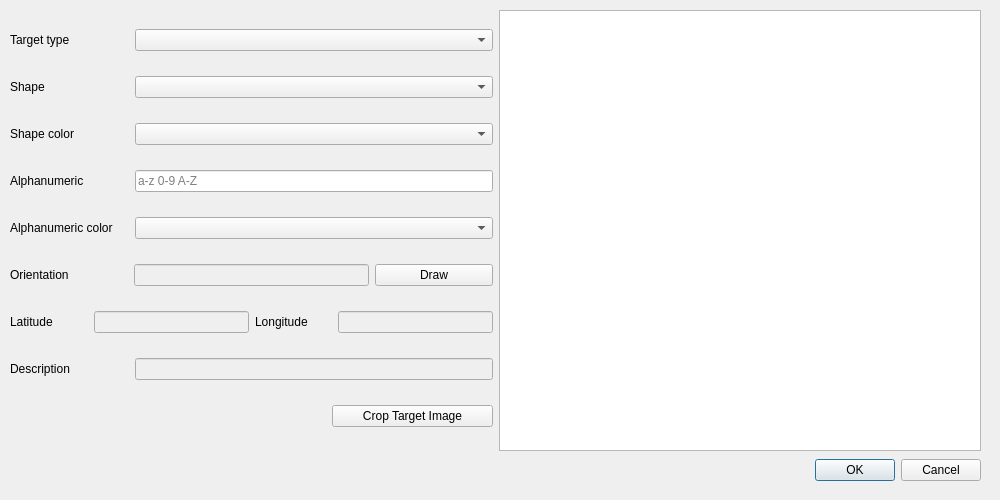
The window that gui/ui/ui_interopTarget.ui (Team-Guardian/tagger) describes before a commit, drawn with Qt 5.
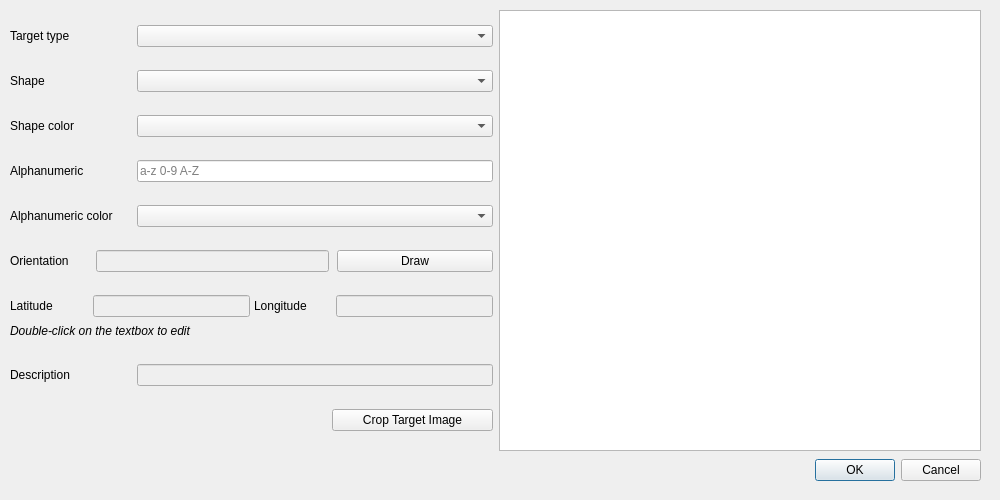
The same window after the commit. Custom widgets are drawn as their Qt base class.

Commit message: Added support for editing latitude and longitude fields in targets dialog

```diff
--- a/gui/ui/ui_interopTarget.ui
+++ b/gui/ui/ui_interopTarget.ui
@@ -52,7 +52,10 @@
    </property>
    <layout class="QHBoxLayout" name="horizontalLayout_9" stretch="1,1">
     <item>
-     <layout class="QVBoxLayout" name="verticalLayout">
+     <layout class="QVBoxLayout" name="verticalLayout" stretch="2,2,2,2,2,2,2,2,2">
+      <property name="spacing">
+       <number>8</number>
+      </property>
       <item>
        <layout class="QHBoxLayout" name="horizontalLayout_5" stretch="1,3">
         <item>
@@ -106,6 +109,12 @@
         </item>
         <item>
          <widget class="QLineEdit" name="lineEdit_alphanumeric">
+          <property name="maxLength">
+           <number>1</number>
+          </property>
+          <property name="frame">
+           <bool>true</bool>
+          </property>
           <property name="placeholderText">
            <string>a-z 0-9 A-Z</string>
           </property>
@@ -128,7 +137,7 @@
        </layout>
       </item>
       <item>
-       <layout class="QHBoxLayout" name="horizontalLayout_11" stretch="1,2,1">
+       <layout class="QHBoxLayout" name="horizontalLayout_11" stretch="1,3,2">
         <item>
          <widget class="QLabel" name="label_orientation">
           <property name="text">
@@ -153,6 +162,11 @@
        </layout>
       </item>
       <item>
+       <layout class="QVBoxLayout" name="verticalLayout_4" stretch="4,1">
+        <property name="spacing">
+         <number>4</number>
+        </property>
+        <item>
        <layout class="QHBoxLayout" name="horizontalLayout_8" stretch="1,2,1,2">
         <item>
          <widget class="QLabel" name="label_latitude">
@@ -181,6 +195,44 @@
            <bool>false</bool>
           </property>
          </widget>
+          </item>
+         </layout>
+        </item>
+        <item>
+         <layout class="QHBoxLayout" name="horizontalLayout_13" stretch="1,2">
+          <item>
+           <widget class="QLabel" name="label_hint">
+            <property name="sizePolicy">
+             <sizepolicy hsizetype="Preferred" vsizetype="Fixed">
+              <horstretch>0</horstretch>
+              <verstretch>0</verstretch>
+             </sizepolicy>
+            </property>
+            <property name="font">
+             <font>
+              <pointsize>9</pointsize>
+              <italic>true</italic>
+             </font>
+            </property>
+            <property name="text">
+             <string>Double-click on the textbox to edit</string>
+            </property>
+           </widget>
+          </item>
+          <item>
+           <spacer name="horizontalSpacer_2">
+            <property name="orientation">
+             <enum>Qt::Horizontal</enum>
+            </property>
+            <property name="sizeHint" stdset="0">
+             <size>
+              <width>40</width>
+              <height>20</height>
+             </size>
+            </property>
+           </spacer>
+          </item>
+         </layout>
         </item>
        </layout>
       </item>
```
Lines whose indentation alone changed are shown as unchanged. The commit also changes 3 other files.
